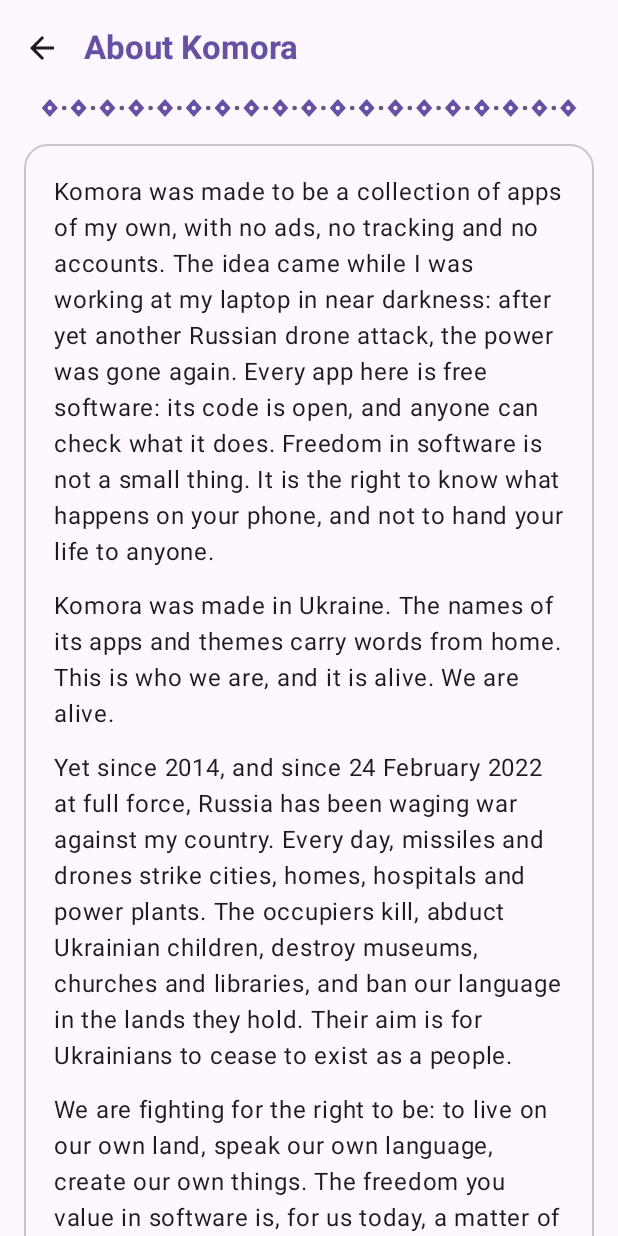
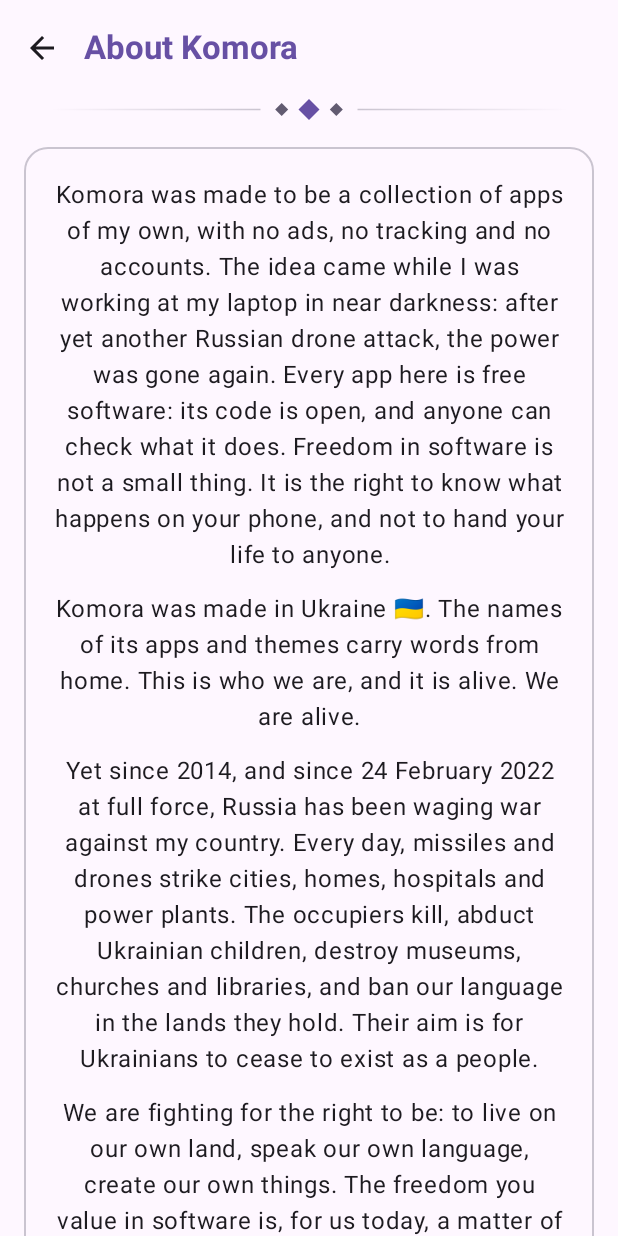
Before and after one commit to marybezuhla/komora, an Android app built with Jetpack Compose: the composable AboutPage shown on its own in the app's theme, on a phone screen of 412 x 824 dp. Run offline under Robolectric (Android 15) with nearby library versions, the phone set to English and light mode, and no system bars; network calls fail.

Commit message:
A small motif under titles; About Komora centred, with a flag and hearts
- Under every title: three small rhombuses in the middle between thin
  lines that fade out, instead of a band across the whole screen
- About Komora: the letter, headings, notes and support links centred
- 🇺🇦 after "made in Ukraine"; 💙💛 by the signature and "Support Ukraine"

Co-Authored-By: Claude Opus 5.5 <noreply@anthropic.com>

```diff
--- a/app/src/main/java/ua/komora/ui/AboutPage.kt
+++ b/app/src/main/java/ua/komora/ui/AboutPage.kt
@@ -45,6 +45,7 @@ import androidx.compose.ui.semantics.heading
 import androidx.compose.ui.semantics.semantics
 import androidx.compose.ui.text.font.FontStyle
 import androidx.compose.ui.text.font.FontWeight
+import androidx.compose.ui.text.style.TextAlign
 import androidx.compose.ui.unit.dp
 import ua.komora.R
 import ua.komora.ui.theme.CardTitle
@@ -102,7 +103,8 @@ internal fun AboutPage(onBack: () -> Unit) {
             contentAlignment = Alignment.TopCenter,
         ) {
             // A readable line length on a tablet or an unfolded phone
-            Column(Modifier.widthIn(max = 640.dp).fillMaxWidth().padding(16.dp)) {
+            // Everything in the middle, like a letter and its postscript
+            Column(Modifier.widthIn(max = 640.dp).fillMaxWidth().padding(16.dp), horizontalAlignment = Alignment.CenterHorizontally) {
                 // The author's word
                 Card(
                     shape = RoundedCornerShape(16.dp),
@@ -111,42 +113,44 @@ internal fun AboutPage(onBack: () -> Unit) {
                 ) {
                     Column(Modifier.padding(20.dp), verticalArrangement = Arrangement.spacedBy(12.dp)) {
                         for (p in LETTER) {
-                            Text(stringResource(p), style = MaterialTheme.typography.bodyLarge, color = scheme.onSurface)
+                            Text(stringResource(p), style = MaterialTheme.typography.bodyLarge, color = scheme.onSurface,
+                                textAlign = TextAlign.Center, modifier = Modifier.fillMaxWidth())
                         }
                         Text(
                             stringResource(R.string.letter_signature),
                             style = MaterialTheme.typography.bodyLarge,
                             fontStyle = FontStyle.Italic,
                             color = scheme.primary,
-                            modifier = Modifier.align(Alignment.End),
+                            textAlign = TextAlign.Center,
+                            modifier = Modifier.fillMaxWidth(),
                         )
                     }
                 }
 
                 Spacer(Modifier.height(24.dp))
-                Text(stringResource(R.string.support_title), style = CardTitle, color = scheme.onSurface,
+                Text(stringResource(R.string.support_title), style = CardTitle, color = scheme.onSurface, textAlign = TextAlign.Center,
                     modifier = Modifier.semantics { heading() })
                 Spacer(Modifier.height(4.dp))
-                Text(stringResource(R.string.support_note), style = MaterialTheme.typography.bodyMedium, color = scheme.onSurfaceVariant)
+                Text(stringResource(R.string.support_note), style = MaterialTheme.typography.bodyMedium, color = scheme.onSurfaceVariant, textAlign = TextAlign.Center)
                 Spacer(Modifier.height(16.dp))
                 CauseGroup(R.string.support_defence, DEFENCE, open)
                 Spacer(Modifier.height(16.dp))
                 CauseGroup(R.string.support_humanitarian, HUMANITARIAN, open)
                 Spacer(Modifier.height(12.dp))
-                Text(stringResource(R.string.support_any), style = MaterialTheme.typography.bodyMedium, color = scheme.onSurfaceVariant)
+                Text(stringResource(R.string.support_any), style = MaterialTheme.typography.bodyMedium, color = scheme.onSurfaceVariant, textAlign = TextAlign.Center)
 
                 Spacer(Modifier.height(24.dp))
-                Text(stringResource(R.string.about_title), style = CardTitle, color = scheme.onSurface,
+                Text(stringResource(R.string.about_title), style = CardTitle, color = scheme.onSurface, textAlign = TextAlign.Center,
                     modifier = Modifier.semantics { heading() })
                 Spacer(Modifier.height(4.dp))
-                Text(stringResource(R.string.about_text), style = MaterialTheme.typography.bodyMedium, color = scheme.onSurfaceVariant)
+                Text(stringResource(R.string.about_text), style = MaterialTheme.typography.bodyMedium, color = scheme.onSurfaceVariant, textAlign = TextAlign.Center)
                 val context = LocalContext.current
                 val version = remember {
                     runCatching { context.packageManager.getPackageInfo(context.packageName, 0).versionName }.getOrNull()
                 }
                 version?.let {
                     Spacer(Modifier.height(4.dp))
-                    Text(stringResource(R.string.about_version, it), style = MaterialTheme.typography.bodyMedium, color = scheme.onSurfaceVariant)
+                    Text(stringResource(R.string.about_version, it), style = MaterialTheme.typography.bodyMedium, color = scheme.onSurfaceVariant, textAlign = TextAlign.Center)
                 }
                 Row {
                     TextButton(onClick = { open(SOURCE_URL) }) { Text(stringResource(R.string.source_code)) }
@@ -161,7 +165,7 @@ internal fun AboutPage(onBack: () -> Unit) {
 private fun CauseGroup(@StringRes title: Int, causes: List<Cause>, open: (String) -> Unit) {
     val scheme = MaterialTheme.colorScheme
     Text(stringResource(title), style = MaterialTheme.typography.titleMedium, color = scheme.primary,
-        fontWeight = FontWeight.SemiBold, modifier = Modifier.semantics { heading() })
+        fontWeight = FontWeight.SemiBold, textAlign = TextAlign.Center, modifier = Modifier.semantics { heading() })
     Spacer(Modifier.height(8.dp))
     Card(
         shape = RoundedCornerShape(16.dp),
@@ -178,14 +182,18 @@ private fun CauseGroup(@StringRes title: Int, causes: List<Cause>, open: (String
                     .padding(horizontal = 16.dp, vertical = 12.dp),
                 verticalAlignment = Alignment.CenterVertically,
             ) {
-                Column(Modifier.weight(1f)) {
-                    Text(stringResource(cause.name), style = MaterialTheme.typography.bodyLarge, fontWeight = FontWeight.SemiBold, color = scheme.onSurface)
-                    Text(stringResource(cause.what), style = MaterialTheme.typography.bodyMedium, color = scheme.onSurfaceVariant)
+                Column(Modifier.fillMaxWidth(), horizontalAlignment = Alignment.CenterHorizontally) {
+                    Row(verticalAlignment = Alignment.CenterVertically) {
+                        Text(stringResource(cause.name), style = MaterialTheme.typography.bodyLarge, fontWeight = FontWeight.SemiBold,
+                            color = scheme.onSurface, textAlign = TextAlign.Center)
+                        Spacer(Modifier.width(6.dp))
+                        Icon(painterResource(R.drawable.ic_open), contentDescription = null, tint = scheme.primary, modifier = Modifier.size(18.dp))
+                    }
+                    Text(stringResource(cause.what), style = MaterialTheme.typography.bodyMedium, color = scheme.onSurfaceVariant,
+                        textAlign = TextAlign.Center)
                     // Only the site's name: where it leads, readable at a glance
                     Text(url.removePrefix("https://").substringBefore('/'), style = MaterialTheme.typography.labelMedium, color = scheme.primary)
                 }
-                Spacer(Modifier.width(8.dp))
-                Icon(painterResource(R.drawable.ic_open), contentDescription = null, tint = scheme.primary, modifier = Modifier.size(20.dp))
             }
         }
     }
--- a/app/src/main/java/ua/komora/ui/theme/KomoraTheme.kt
+++ b/app/src/main/java/ua/komora/ui/theme/KomoraTheme.kt
@@ -90,34 +90,43 @@ val CardTitle: TextStyle
     @Composable get() = MaterialTheme.typography.titleMedium.copy(fontSize = 20.sp, lineHeight = 26.sp, fontWeight = FontWeight.SemiBold)
 
 /**
- * A narrow embroidered band, like the edge of a rushnyk: rhombuses in the theme's accent with a dot of
- * its second colour between them. Decoration only: hidden from TalkBack.
+ * A small embroidered motif under a title: three rhombuses in the middle (the big one in the theme's
+ * accent, the small ones in its second colour) between two thin lines that fade out to the sides.
+ * Decoration only: hidden from TalkBack.
  */
 @Composable
 fun Ornament(modifier: Modifier = Modifier) {
-    val red = MaterialTheme.colorScheme.primary
-    val gold = MaterialTheme.colorScheme.secondary
-    val eye = MaterialTheme.colorScheme.background
-    Canvas(modifier.fillMaxWidth().height(12.dp).clearAndSetSemantics { }) {
-        val h = size.height
-        val step = h * 1.6f
-        val count = (size.width / step).toInt().coerceAtLeast(1)
-        // Centred, so both ends look the same
-        val start = (size.width - count * step) / 2f
-        val half = h / 2f
-        for (i in 0 until count) {
-            val cx = start + step * i + step / 2f
-            val rhombus = Path().apply {
-                moveTo(cx, 0f)
-                lineTo(cx + half * 0.9f, half)
-                lineTo(cx, h)
-                lineTo(cx - half * 0.9f, half)
-                close()
-            }
-            drawPath(rhombus, red)
-            // The "eye" of the motif: a dot of the background in the middle of each rhombus
-            drawCircle(eye, radius = h * 0.12f, center = Offset(cx, half))
-            if (i < count - 1) drawCircle(gold, radius = h * 0.13f, center = Offset(cx + step / 2f, half))
+    val accent = MaterialTheme.colorScheme.primary
+    val second = MaterialTheme.colorScheme.secondary
+    val line = MaterialTheme.colorScheme.outlineVariant
+    Canvas(modifier.fillMaxWidth().height(14.dp).clearAndSetSemantics { }) {
+        val mid = size.height / 2f
+        val cx = size.width / 2f
+        val big = size.height * 0.5f
+        val small = big * 0.62f
+        val gap = big * 2.6f
+        fun rhombus(x: Float, r: Float, color: androidx.compose.ui.graphics.Color) = drawPath(
+            Path().apply {
+                moveTo(x, mid - r); lineTo(x + r, mid); lineTo(x, mid + r); lineTo(x - r, mid); close()
+            },
+            color,
+        )
+        rhombus(cx - gap, small, second)
+        rhombus(cx, big, accent)
+        rhombus(cx + gap, small, second)
+        // The lines: from a little beyond the motif, fading to nothing a short way off
+        val inner = gap + small + big * 1.4f
+        val reach = minOf(size.width / 2f - inner, 140.dp.toPx())
+        if (reach > 0f) {
+            val stroke = 1.dp.toPx()
+            drawLine(
+                androidx.compose.ui.graphics.Brush.horizontalGradient(listOf(line.copy(alpha = 0f), line), cx - inner - reach, cx - inner),
+                Offset(cx - inner - reach, mid), Offset(cx - inner, mid), stroke,
+            )
+            drawLine(
+                androidx.compose.ui.graphics.Brush.horizontalGradient(listOf(line, line.copy(alpha = 0f)), cx + inner, cx + inner + reach),
+                Offset(cx + inner, mid), Offset(cx + inner + reach, mid), stroke,
+            )
         }
     }
 }
--- a/app/src/main/res/values/strings.xml
+++ b/app/src/main/res/values/strings.xml
@@ -131,13 +131,13 @@
     <string name="about_komora">About Komora</string>
     <string name="about_komora_summary">A word from the author, how to support Ukraine, licence and code</string>
     <string name="letter_1">Komora was made to be a collection of apps of my own, with no ads, no tracking and no accounts. The idea came while I was working at my laptop in near darkness: after yet another Russian drone attack, the power was gone again. Every app here is free software: its code is open, and anyone can check what it does. Freedom in software is not a small thing. It is the right to know what happens on your phone, and not to hand your life to anyone.</string>
-    <string name="letter_2">Komora was made in Ukraine. The names of its apps and themes carry words from home. This is who we are, and it is alive. We are alive.</string>
+    <string name="letter_2">Komora was made in Ukraine 🇺🇦. The names of its apps and themes carry words from home. This is who we are, and it is alive. We are alive.</string>
     <string name="letter_3">Yet since 2014, and since 24 February 2022 at full force, Russia has been waging war against my country. Every day, missiles and drones strike cities, homes, hospitals and power plants. The occupiers kill, abduct Ukrainian children, destroy museums, churches and libraries, and ban our language in the lands they hold. Their aim is for Ukrainians to cease to exist as a people.</string>
     <string name="letter_4">We are fighting for the right to be: to live on our own land, speak our own language, create our own things. The freedom you value in software is, for us today, a matter of life.</string>
     <string name="letter_5">If Komora is useful to you, please support Ukraine. I receive none of this money: the links go straight to the organisations\' official sites.</string>
     <string name="letter_6">If you are from Ukraine: thank you for being here. We hold on. We defend, we donate, we look after one another and we choose Ukrainian: together, this brings victory closer.</string>
-    <string name="letter_signature">The author of Komora</string>
-    <string name="support_title">Support Ukraine</string>
+    <string name="letter_signature">The author of Komora 💙💛</string>
+    <string name="support_title">Support Ukraine 💙💛</string>
     <string name="support_note">The links open in your browser, on the organisations\' own sites. Komora knows nothing about it and receives nothing.</string>
     <string name="support_defence">Defence</string>
     <string name="support_humanitarian">Humanitarian aid</string>
```
Also changed, not shown: 1 other file.
